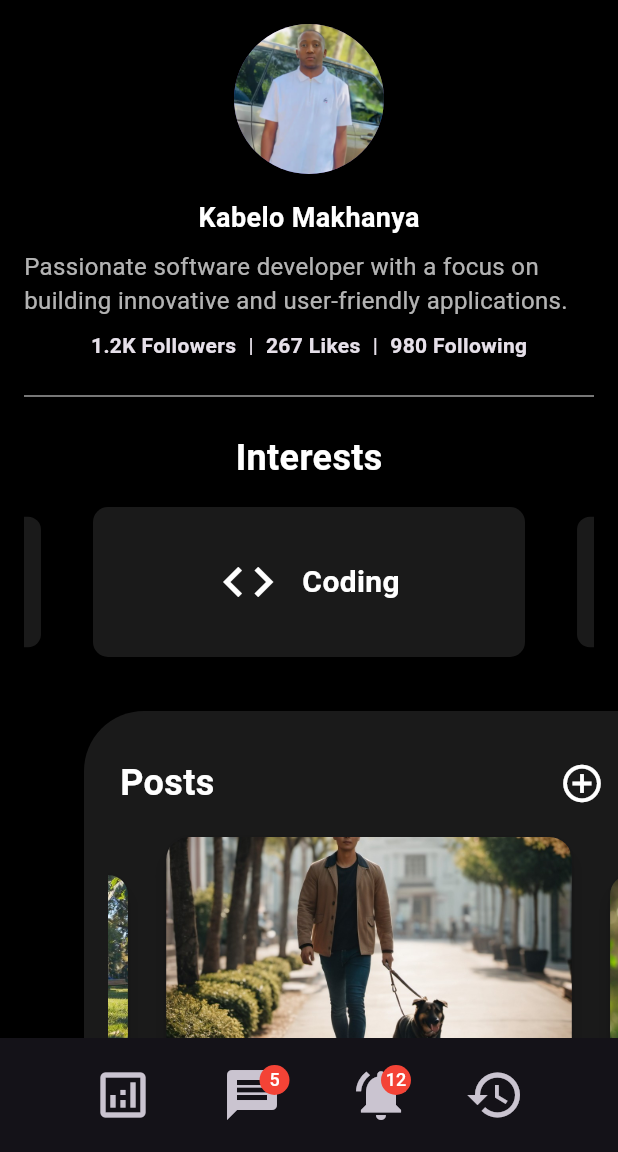
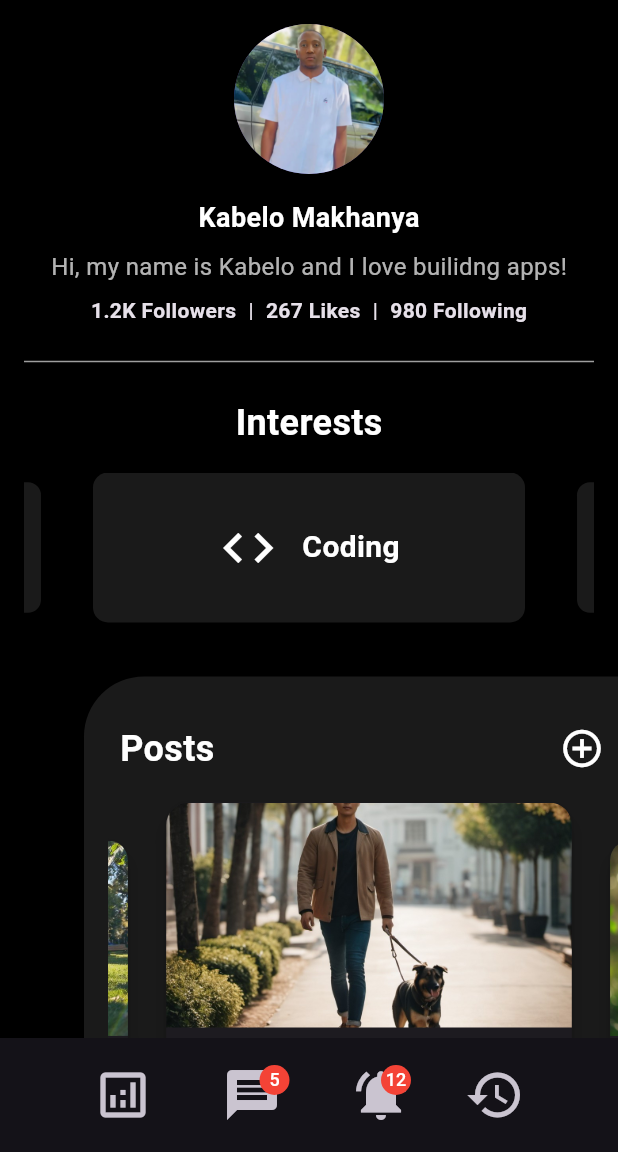
Before and after one commit to KabeloDev/profile_screen, a Flutter app: the screen it shows after launch, on a phone screen of 412 x 824 dp, the part 84-1236 px from its top. Run offline on Flutter 3.47's test engine with Material 3 defaults, Android fonts, the phone set to English and light mode, and no system bars; drawn by our look-alikes of carousel_slider; our stand-ins replace fl_chart, syncfusion_flutter_gauges, visibility_detector; missing offline and left inert: chart_sparkline.

Commit message:
V35 - Final comments

```diff
--- a/lib/Profile/profile.dart
+++ b/lib/Profile/profile.dart
@@ -31,7 +31,7 @@ class ProfileScreenState extends State<ProfileScreen> {
   //User profile information default values
   String firstName = 'Kabelo';
   String lastName = 'Makhanya';
-  String bio = 'Passionate software developer with a focus on building innovative and user-friendly applications.';
+  String bio = 'Hi, my name is Kabelo and I love builidng apps!';
   String profilePicture = 'assets/me.png';
 
   // Map interests to corresponding icons
```
